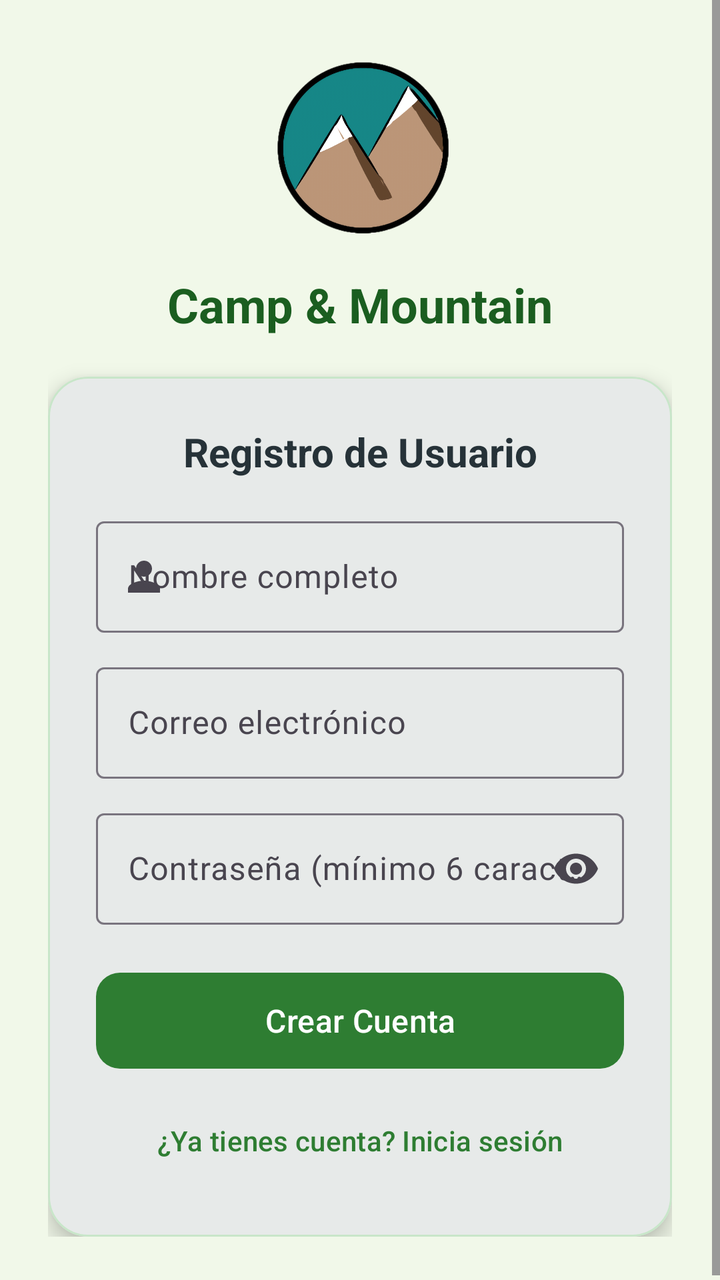
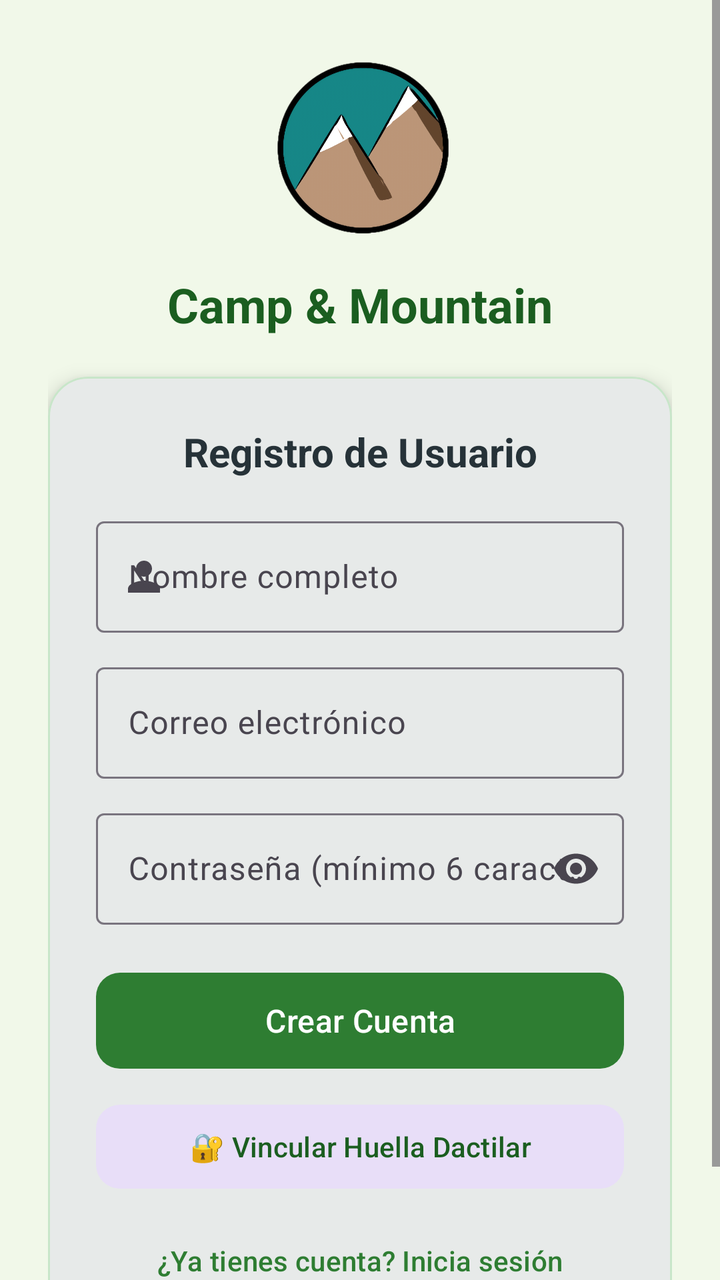

The first picture is an Android layout as it rendered before a commit; the second is the same layout after the commit. The layout source and the unified diff follow.
<!-- AndroidManifest.xml: application theme Theme.CampsAndMountain -->
<!-- res/layout/activity_registro.xml -->
<?xml version="1.0" encoding="utf-8"?>
<ScrollView xmlns:android="http://schemas.android.com/apk/res/android"
    xmlns:app="http://schemas.android.com/apk/res-auto"
    android:layout_width="match_parent"
    android:layout_height="match_parent"
    android:background="@color/bg_light_green"
    android:fillViewport="true">

    <LinearLayout
        android:layout_width="match_parent"
        android:layout_height="wrap_content"
        android:gravity="center"
        android:orientation="vertical"
        android:padding="24dp">

        <ImageView
            android:layout_width="100dp"
            android:layout_height="100dp"
            android:contentDescription="Logo de la aplicación"
            android:src="@drawable/ic_mountain_icon" />

        <TextView
            android:layout_width="wrap_content"
            android:layout_height="wrap_content"
            android:layout_marginTop="12dp"
            android:text="Camp &amp; Mountain"
            android:textColor="@color/primary_dark_green"
            android:textSize="24sp"
            android:textStyle="bold" />

        <com.google.android.material.card.MaterialCardView
            android:layout_width="match_parent"
            android:layout_height="wrap_content"
            android:layout_marginTop="20dp"
            app:cardCornerRadius="20dp"
            app:cardElevation="6dp"
            app:strokeColor="@color/card_border"
            app:strokeWidth="1dp">

            <LinearLayout
                android:layout_width="match_parent"
                android:layout_height="wrap_content"
                android:orientation="vertical"
                android:padding="24dp">

                <TextView
                    android:layout_width="match_parent"
                    android:layout_height="wrap_content"
                    android:gravity="center"
                    android:text="Registro de Usuario"
                    android:textAlignment="center"
                    android:textColor="@color/slate_dark"
                    android:textSize="20sp"
                    android:textStyle="bold" />

                <com.google.android.material.textfield.TextInputLayout
                    style="@style/Widget.Material3.TextInputLayout.OutlinedBox"
                    android:layout_width="match_parent"
                    android:layout_height="wrap_content"
                    android:layout_marginTop="16dp"
                    android:hint="Nombre completo"
                    app:startIconDrawable="@drawable/ic_person">

                    <com.google.android.material.textfield.TextInputEditText
                        android:id="@+id/txtNombreR"
                        android:layout_width="match_parent"
                        android:layout_height="wrap_content"
                        android:inputType="textCapWords" />
                </com.google.android.material.textfield.TextInputLayout>

                <com.google.android.material.textfield.TextInputLayout
                    style="@style/Widget.Material3.TextInputLayout.OutlinedBox"
                    android:layout_width="match_parent"
                    android:layout_height="wrap_content"
                    android:layout_marginTop="12dp"
                    android:hint="Correo electrónico">

                    <com.google.android.material.textfield.TextInputEditText
                        android:id="@+id/txtCorreoR"
                        android:layout_width="match_parent"
                        android:layout_height="wrap_content"
                        android:inputType="textEmailAddress" />
                </com.google.android.material.textfield.TextInputLayout>

                <com.google.android.material.textfield.TextInputLayout
                    style="@style/Widget.Material3.TextInputLayout.OutlinedBox"
                    android:layout_width="match_parent"
                    android:layout_height="wrap_content"
                    android:layout_marginTop="12dp"
                    android:hint="Contraseña (mínimo 6 caracteres)"
                    app:endIconMode="password_toggle">

                    <com.google.android.material.textfield.TextInputEditText
                        android:id="@+id/txtPass1"
                        android:layout_width="match_parent"
                        android:layout_height="wrap_content"
                        android:inputType="textPassword" />
                </com.google.android.material.textfield.TextInputLayout>

                <TextView
                    android:id="@+id/tvErrorRegistro"
                    android:layout_width="wrap_content"
                    android:layout_height="wrap_content"
                    android:layout_marginTop="8dp"
                    android:textColor="@color/status_closed"
                    android:textSize="13sp"
                    android:visibility="gone" />

                <com.google.android.material.button.MaterialButton
                    android:id="@+id/btnCrearRegistro"
                    android:layout_width="match_parent"
                    android:layout_height="56dp"
                    android:layout_marginTop="20dp"
                    android:text="Crear Cuenta"
                    android:textSize="16sp"
                    app:cornerRadius="12dp" />

                <com.google.android.material.button.MaterialButton
                    android:id="@+id/btnVolverLogin"
                    style="@style/Widget.Material3.Button.TextButton"
                    android:layout_width="match_parent"
                    android:layout_height="wrap_content"
                    android:layout_marginTop="8dp"
                    android:text="¿Ya tienes cuenta? Inicia sesión"
                    android:textColor="@color/primary_green" />

            </LinearLayout>
        </com.google.android.material.card.MaterialCardView>

    </LinearLayout>
</ScrollView>
<!-- resources referenced by this layout -->
<resources>
  <color name="bg_light_green">#F1F8E9</color>
  <color name="card_border">#C8E6C9</color>
  <color name="primary_dark_green">#1B5E20</color>
  <color name="primary_green">#2E7D32</color>
  <color name="slate_dark">#263238</color>
  <color name="status_closed">#C62828</color>
  <!-- drawable ic_mountain_icon: png bitmap (drawable, 210025 bytes) -->
  <!-- drawable ic_person (drawable) -->
  <vector xmlns:android="http://schemas.android.com/apk/res/android"
      android:width="24dp"
      android:height="24dp"
      android:viewportWidth="24"
      android:viewportHeight="24">
      <path
          android:fillColor="#37474F"
          android:pathData="M12,12C14.21,12 16,10.21 16,8C16,5.79 14.21,4 12,4C9.79,4 8,5.79 8,8C8,10.21 9.79,12 12,12ZM12,14C9.33,14 4,15.34 4,18V20H20V18C20,15.34 14.67,14 12,14Z" />
  </vector>
  <style name="Theme.CampsAndMountain" parent="Base.Theme.CampsAndMountain" />
  <style name="Base.Theme.CampsAndMountain" parent="Theme.Material3.DayNight.NoActionBar">
          <item name="colorPrimary">@color/primary_green</item>
          <item name="colorPrimaryVariant">@color/primary_dark_green</item>
          <item name="colorOnPrimary">@color/white</item>
          <item name="colorSecondary">@color/slate_gray</item>
          <item name="colorOnSecondary">@color/white</item>
          <item name="colorTertiary">@color/accent_gold</item>
          <item name="android:statusBarColor">@color/primary_dark_green</item>
          <item name="android:windowBackground">@color/bg_light_green</item>
      </style>
  <color name="white">#FFFFFF</color>
  <color name="slate_gray">#37474F</color>
  <color name="accent_gold">#F57F17</color>
</resources>

<!-- the commit's change to res/layout/activity_registro.xml (unified diff, before → after) -->
@@ -116,6 +116,16 @@
                     app:cornerRadius="12dp" />
 
                 <com.google.android.material.button.MaterialButton
+                    android:id="@+id/btnVincularBiometria"
+                    style="@style/Widget.Material3.Button.TonalButton"
+                    android:layout_width="match_parent"
+                    android:layout_height="50dp"
+                    android:layout_marginTop="10dp"
+                    android:text="🔐 Vincular Huella Dactilar"
+                    android:textColor="@color/primary_dark_green"
+                    app:cornerRadius="12dp" />
+
+                <com.google.android.material.button.MaterialButton
                     android:id="@+id/btnVolverLogin"
                     style="@style/Widget.Material3.Button.TextButton"
                     android:layout_width="match_parent"
